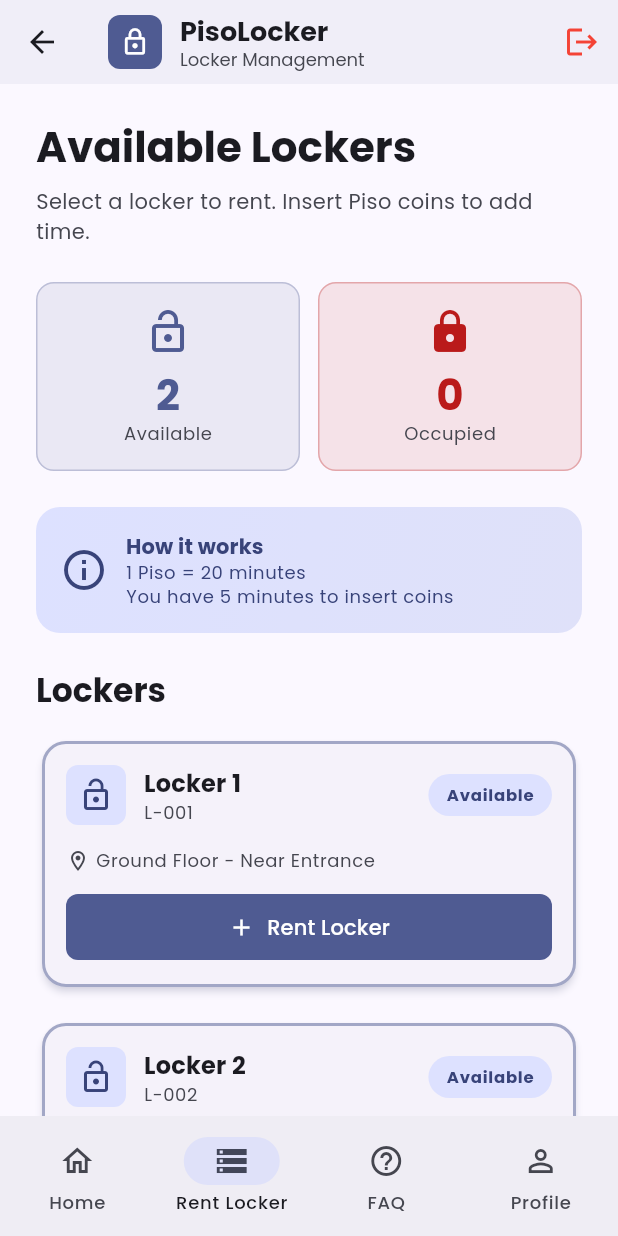
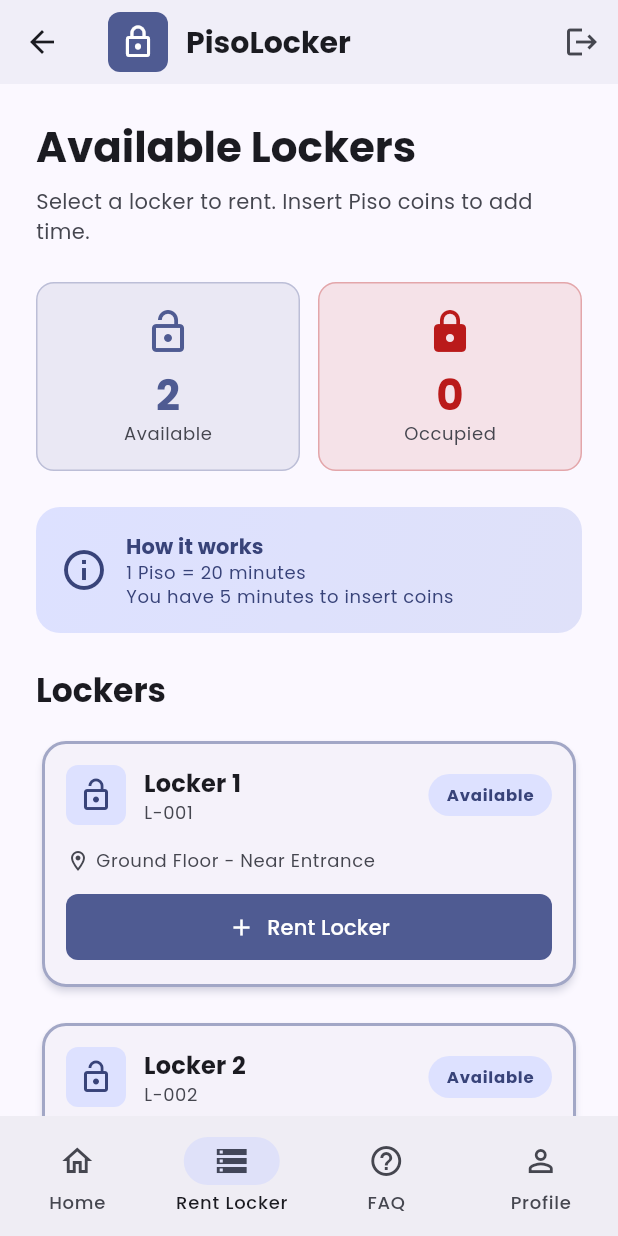
Before and after one commit to rexjericho/PisoLocker, a Flutter app: the LockerScreen screen opened by its route, on a phone screen of 412 x 824 dp. Run offline on Flutter 3.47's test engine with Material 3 defaults, Android fonts, the phone set to English and light mode, and no system bars; our stand-ins replace google_fonts, image_picker.

Commit message:
update branch

```diff
--- a/pisolocker/lib/screens/locker_screen.dart
+++ b/pisolocker/lib/screens/locker_screen.dart
@@ -290,9 +290,12 @@ class _LockerScreenState extends State<LockerScreen> with TickerProviderStateMix
         backgroundColor: Theme.of(context).colorScheme.surface,
         elevation: 2,
         title: Row(
+          mainAxisSize: MainAxisSize.min,
           children: [
+            // Logo placeholder - replace with your actual logo asset
             Container(
-              padding: const EdgeInsets.all(8),
+              width: 40,
+              height: 40,
               decoration: BoxDecoration(
                 color: Theme.of(context).colorScheme.primary,
                 borderRadius: BorderRadius.circular(8),
@@ -300,7 +303,7 @@ class _LockerScreenState extends State<LockerScreen> with TickerProviderStateMix
               child: Icon(
                 Icons.lock_outline,
                 color: Theme.of(context).colorScheme.onPrimary,
-                size: 20,
+                size: 24,
               ),
             ),
             const SizedBox(width: 12),
@@ -308,30 +311,33 @@ class _LockerScreenState extends State<LockerScreen> with TickerProviderStateMix
               crossAxisAlignment: CrossAxisAlignment.start,
               mainAxisSize: MainAxisSize.min,
               children: [
-                Text(
+                const Text(
                   'PisoLocker',
                   style: TextStyle(
-                    fontSize: 18,
                     fontWeight: FontWeight.bold,
-                    color: Theme.of(context).colorScheme.onSurface,
+                    fontSize: 20,
                   ),
                 ),
-                Text(
-                  'Locker Management',
-                  style: TextStyle(
-                    fontSize: 12,
-                    color: Theme.of(context).colorScheme.onSurfaceVariant,
+                if (provider.userName.isNotEmpty)
+                  Text(
+                    'Welcome, ${provider.userName}',
+                    style: TextStyle(
+                      fontSize: 12,
+                      color: Theme.of(context).colorScheme.onSurfaceVariant,
+                    ),
                   ),
-                ),
               ],
             ),
           ],
         ),
+        centerTitle: false,
         actions: [
           IconButton(
-            icon: const Icon(Icons.logout, color: Colors.red),
-            onPressed: () => _showSignOutDialog(context),
+            icon: const Icon(Icons.logout),
             tooltip: 'Sign Out',
+            onPressed: () {
+              _showSignOutDialog(context);
+            },
           ),
         ],
       ),
```
Also changed, not shown: 1 other file.
